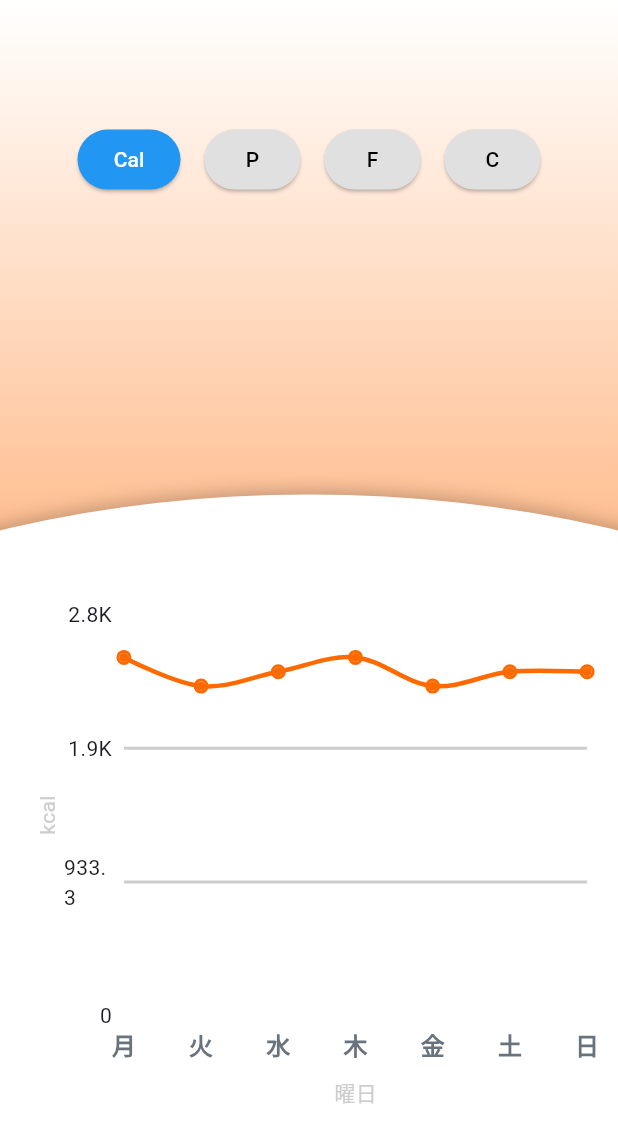
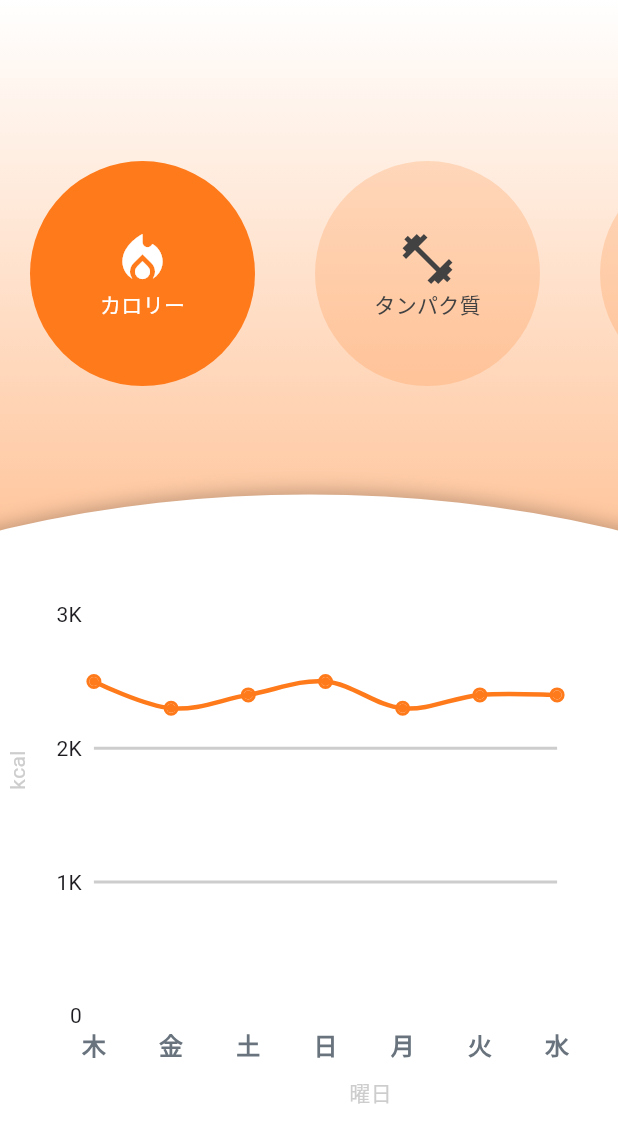
Before and after one commit to Agenta523/LifeMon, a Flutter app: the AnalyzeScreen screen opened directly, on a phone screen of 412 x 824 dp. Shown: the top 1143 px of the screen. Run offline on Flutter 3.47's test engine with Material 3 defaults, Android fonts, the phone set to English and light mode, and no system bars; drawn by our look-alikes of fl_chart.

Commit message:
分析画面のボタンメニュー修正

```diff
--- a/lib/presentation/screen/analyze_screen/FLChartData.dart
+++ b/lib/presentation/screen/analyze_screen/FLChartData.dart
@@ -36,7 +36,7 @@ class FLChartData extends StatelessWidget {
               dotData: FlDotData(
                 show: true,
                 getDotPainter: (spot, percent, barData, index) =>
-                    FlDotCirclePainter(
+                FlDotCirclePainter(
                   radius: 3.0,
                   color: lineColor,
                   strokeWidth: 2.0,
@@ -60,7 +60,13 @@ class FLChartData extends StatelessWidget {
           borderData: FlBorderData(show: false),
           titlesData: FlTitlesData(
             bottomTitles: AxisTitles(
-              axisNameWidget: const Text("曜日", style: TextStyle(color: Color(0xffCDCDCD))),
+              axisNameWidget: Padding(
+                padding: const EdgeInsets.only(left: 60),
+                child:Align(
+                  alignment: Alignment.center,
+                  child: const Text("曜日", style: TextStyle(color: Color(0xffCDCDCD))),
+                )
+              ) ,
               axisNameSize: 22.0,
               sideTitles: SideTitles(
                 showTitles: true,
@@ -71,9 +77,12 @@ class FLChartData extends StatelessWidget {
             ),
             leftTitles: AxisTitles(
               axisNameSize: 22.0,
-              axisNameWidget: Text(
-                unit,
-                style: TextStyle(color: Color(0xffCDCDCD))
+              axisNameWidget:Padding(
+                padding: const EdgeInsets.only(left: 60),
+                child:Align(
+                  alignment: Alignment.center,
+                  child: Text(unit, style: TextStyle(color: Color(0xffCDCDCD))),
+                ),
               ),
               sideTitles: SideTitles(
                 showTitles: true,
@@ -97,15 +106,21 @@ class FLChartData extends StatelessWidget {
     );
 
     final labels = ['月', '火', '水', '木', '金', '土', '日'];
+    int todayIndex = DateTime.now().weekday - 1;
 
-    Widget text = Text(
-      value.toInt() < labels.length ? labels[value.toInt()] : '',
-      style: style,
-    );
+    List<String> reorderedLabels = [
+      for (int i = 1; i <= 7; i++) labels[(todayIndex + i) % 7]
+    ];
+
+    String label = '';
+    int index = value.toInt();
+    if (index >= 0 && index < reorderedLabels.length) {
+      label = reorderedLabels[index];
+    }
 
     return SideTitleWidget(
       axisSide: meta.axisSide,
-      child: text,
+      child: Text(label, style: style),
     );
   }
 }
--- a/lib/presentation/screen/analyze_screen/NutrientSelector.dart
+++ b/lib/presentation/screen/analyze_screen/NutrientSelector.dart
@@ -1,38 +1,97 @@
 import 'package:flutter/material.dart';
 
-class NutrientSelector extends StatelessWidget {
+class NutrientSelector extends StatefulWidget {
+  final List<IconData> icons;
   final List<String> labels;
   final int selectedIndex;
   final Function(int) onSelected;
+  final Color buttonColor;
 
   const NutrientSelector({
     super.key,
+    required this.icons,
     required this.labels,
     required this.selectedIndex,
     required this.onSelected,
+    required this.buttonColor,
   });
 
   @override
+  State<NutrientSelector> createState() => _NutrientSelectorState();
+}
+
+class _NutrientSelectorState extends State<NutrientSelector> {
+  final ScrollController _scrollController = ScrollController();
+
+  void _centerItem(int index) {
+    // 各ボタンのサイズ + padding
+    const double itemWidth = 150 + 40; // 150 + padding (20左右)
+    // 中央に表示されるためのオフセット計算
+    final double screenWidth = MediaQuery.of(context).size.width;
+    final double offset = (itemWidth * index + itemWidth / 2) - screenWidth / 2;
+
+    _scrollController.animateTo(
+      offset,
+      duration: const Duration(milliseconds: 500),
+      curve: Curves.easeOut,
+    );
+  }
+
+  @override
+  void initState() {
+    super.initState();
+    // 初期表示で中央に寄せる
+    WidgetsBinding.instance.addPostFrameCallback((_) {
+      _centerItem(widget.selectedIndex);
+    });
+  }
+
+  @override
   Widget build(BuildContext context) {
-    return Row(
-      mainAxisAlignment: MainAxisAlignment.center,
-      children: List.generate(labels.length, (index) {
-        final isSelected = selectedIndex == index;
-        return Padding(
-          padding: const EdgeInsets.symmetric(horizontal: 8.0),
-          child: ElevatedButton(
-            onPressed: () => onSelected(index),
-            style: ElevatedButton.styleFrom(
-              backgroundColor: isSelected ? Colors.blue : Colors.grey[300],
-              foregroundColor: isSelected ? Colors.white : Colors.black,
-              shape: RoundedRectangleBorder(
-                borderRadius: BorderRadius.circular(20),
+    return SizedBox(
+      height: 200,
+      child: ListView.builder(
+        controller: _scrollController,
+        scrollDirection: Axis.horizontal,
+        itemCount: widget.labels.length,
+        itemBuilder: (context, index) {
+          final isSelected = index == widget.selectedIndex;
+          return Padding(
+            padding: const EdgeInsets.all(20.0),
+            child: GestureDetector(
+              onTap: () {
+                widget.onSelected(index);
+                _centerItem(index);
+              },
+              child: Container(
+                height: 150,
+                width: 150,
+                decoration: BoxDecoration(
+                  color: isSelected ? widget.buttonColor : widget.buttonColor.withOpacity(0.2),
+                  shape: BoxShape.circle,
+                ),
+                alignment: Alignment.center,
+                child: Column(
+                  mainAxisAlignment: MainAxisAlignment.center,
+                  children:[
+                    Icon(
+                      widget.icons[index],
+                      color: isSelected ? Colors.white : Colors.grey[800],
+                      size: 40,
+                    ),
+                    Text(
+                      widget.labels[index],
+                      style: TextStyle(
+                        color: isSelected ? Colors.white : Colors.grey[800],
+                      ),
+                    )
+                  ]
+                ),
               ),
             ),
-            child: Text(labels[index]),
-          ),
-        );
-      }),
+          );
+        },
+      ),
     );
   }
 }
--- a/lib/presentation/screen/analyze_screen/analyze_screen.dart
+++ b/lib/presentation/screen/analyze_screen/analyze_screen.dart
@@ -16,13 +16,13 @@ class _AnalyzeScreenState extends State<AnalyzeScreen> {
   Color getLineColor(int index) {
     switch (index) {
       case 0:
-        return const Color(0xffFF6A00);
+        return const Color.fromARGB(255, 255, 122, 27);
       case 1:
-        return const Color(0xffFF7B86);
+        return const Color.fromARGB(255, 255, 123, 134);
       case 2:
-        return const Color(0xffFFBB00);
+        return const Color.fromARGB(255, 255, 187, 0);
       case 3:
-        return const Color(0xff7B86FF);
+        return const Color.fromARGB(255, 123, 134, 255);
       default:
         return Colors.blue;
     }
@@ -54,11 +54,13 @@ class _AnalyzeScreenState extends State<AnalyzeScreen> {
     double? maxY = lineData.isNotEmpty ? lineData.map((spot) => spot.y).reduce((a, b) => a > b ? a : b)
     : 0;
     if(index == 0){
-      return maxY+300;
+      return maxY + 500 + (3 - (maxY % 3 == 0 ? 3 : maxY % 3));
     }else{
-      return maxY+30;
+      return maxY+ (3 - (maxY % 3 == 0 ? 3 : maxY % 3));
     }
   }
+  List<IconData> icons =[Icons.local_fire_department, Icons.fitness_center, Icons.bolt, Icons.school];
+  List<String> labels = ["カロリー", "タンパク質", "脂質", "炭水化物"];
 
   @override
   Widget build(BuildContext context) {
@@ -113,18 +115,20 @@ class _AnalyzeScreenState extends State<AnalyzeScreen> {
             left: 0,
             right: 0,
             child: NutrientSelector(
-              labels: ['Cal', 'P', 'F', 'C'],
+              icons: icons,
+              labels: labels,
               selectedIndex: selectedIndex,
               onSelected: (index) {
                 setState(() {
                   selectedIndex = index;
                 });
               },
+              buttonColor: lineColor,
             ),
           ),
           Positioned(
             top: ellipseTop + 80,
-            left: 0,
+            left: -40,
             right: 0,
             child: Center(
               child: FLChartData(
```
